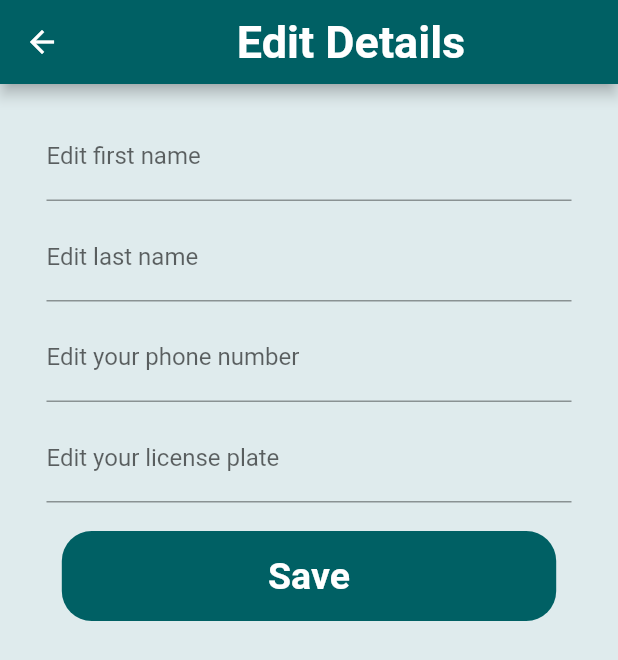
After one commit to SondosRayan/2022a-CarCall, a Flutter app: the EditProfileScreen screen opened directly, on a phone screen of 412 x 824 dp. The commit adds this screen. Shown: the top 660 px of the screen. Run offline on Flutter 3.47's test engine with Material 2 defaults, Android fonts, the phone set to English and light mode, and no system bars; our stand-ins replace camera, cloud_firestore, file_picker, firebase_auth, firebase_core, firebase_messaging and 6 more; missing offline and left inert: flutter_notification_channel, pattern_formatter, simple_ocr_plugin; accounts and stored records are empty; network calls fail.

Commit message:
edit profile option implemented
close #14

```diff
--- /dev/null
+++ b/lib/screens/edit_profile.dart
@@ -0,0 +1,134 @@
+
+import 'package:flutter/cupertino.dart';
+import 'package:flutter/material.dart';
+import 'package:pattern_formatter/date_formatter.dart';
+import 'package:provider/provider.dart';
+import '../auth_repository.dart';
+import '../globals.dart';
+
+final TextEditingController firstNameController = TextEditingController();
+final TextEditingController lastNameController = TextEditingController();
+final TextEditingController phoneController = TextEditingController();
+final TextEditingController carController = TextEditingController();
+
+class EditProfileScreen extends StatefulWidget {
+  const EditProfileScreen({Key? key}) : super(key: key);
+
+  @override
+  _EditProfileScreenState createState() => _EditProfileScreenState();
+}
+
+class _EditProfileScreenState extends State<EditProfileScreen> {
+  late AuthRepository firebaseUser;
+  late String firstName;
+  late String lastName;
+  late String phone;
+  late String car_plate;
+
+  @override
+  Widget build(BuildContext context){
+    Size size=MediaQuery.of(context).size;
+    final screenWidth = MediaQuery.of(context).size.width;
+    firebaseUser = Provider.of<AuthRepository>(context);
+    firstName = firebaseUser.firstName;
+    lastName = firebaseUser.lastName;
+    phone = firebaseUser.phoneNumber;
+    car_plate = firebaseUser.carPlate;
+    initializeControllers();
+
+    return Scaffold(
+      backgroundColor: blue1,
+      appBar: AppBar(
+        automaticallyImplyLeading: true,
+        title: Center(
+          child: getText('Edit Details', Colors.white, 30, true),
+        ),
+        backgroundColor: green11,
+      ),
+      body: ListView(
+          shrinkWrap: true,
+          padding: const EdgeInsets.all(15.0),
+          children: <Widget>[
+            Center(
+                child: Column(
+                    mainAxisSize: MainAxisSize.min,
+                    children: <Widget>[
+                      //full name
+                      Padding(
+                          padding: const EdgeInsets.symmetric(horizontal: 16, vertical: 4),
+                          child:TextFormField(
+                            controller: firstNameController,
+                            decoration: const InputDecoration(
+                              border: UnderlineInputBorder(),
+                              labelText: 'Edit first name',
+                            ),
+                            autovalidateMode:
+                            AutovalidateMode.onUserInteraction,
+                          )
+                      ),
+                      Padding(
+                          padding: const EdgeInsets.symmetric(horizontal: 16, vertical: 4),
+                          child:TextFormField(
+                              controller: lastNameController,
+                              decoration: const InputDecoration(
+                                border: UnderlineInputBorder(),
+                                labelText: 'Edit last name',
+                              ))
+                      ),
+
+                      Padding(
+                          padding: const EdgeInsets.symmetric(horizontal: 16, vertical: 4),
+                          child:TextFormField(
+                              controller: phoneController,
+                              keyboardType: TextInputType.number,
+                              decoration: const InputDecoration(
+                                border: UnderlineInputBorder(),
+                                labelText: 'Edit your phone number',
+                              ))
+                      ),
+                      //licence plate
+                      Padding(
+                          padding: const EdgeInsets.symmetric(horizontal: 16, vertical: 4),
+                          child:TextFormField(
+                              controller: carController,
+                              keyboardType: TextInputType.number,
+                              decoration: const InputDecoration(
+                                border: UnderlineInputBorder(),
+                                labelText: 'Edit your license plate',
+                              ))
+                      ),
+                      getSizeBox(15),
+                      Material(
+                        color: green11,
+                        borderRadius: BorderRadius.circular(20.0),
+                        child: MaterialButton(
+                          minWidth: screenWidth*0.8,
+                          height: 60,
+                          child: getText('Save', Colors.white, 25, true),
+                          onPressed: () {
+                            firebaseUser.updateProfile(
+                              firstNameController.text.trim(),
+                              lastNameController.text.trim(),
+                              phoneController.text.trim(),
+                              carController.text.trim(),
+                            );
+                            Navigator.of(context).pop();
+                          },
+                        ),
+                      ),
+
+                    ]))]),
+    );
+  }
+
+
+  void initializeControllers(){
+
+    firstNameController.text =firstName;
+    lastNameController.text = lastName;
+    phoneController.text = phone;
+    carController.text = car_plate;
+
+  }
+
+}
--- a/lib/screens/home_screen.dart
+++ b/lib/screens/home_screen.dart
@@ -1,3 +1,4 @@
+import 'package:car_call/screens/LocalNotificationService.dart';
 import 'package:car_call/screens/login_signup_screens/login_screen.dart';
 import 'package:car_call/screens/scan_car_screens/scan_car_options_screen.dart';
 import 'package:cloud_firestore/cloud_firestore.dart';
@@ -15,6 +16,36 @@ import 'get_help_screens/get_help_screen.dart';
 import 'package:car_call/auth_repository.dart';
 import 'navigation_bar.dart';
 
+class MySingleton {
+  static final MySingleton _singleton = MySingleton._internal();
+  factory MySingleton() => _singleton;
+
+  MySingleton._internal() {
+    FirebaseMessaging.instance.getInitialMessage().then((event) {
+      print("************************** getInitialMessage");
+      if (event != null) {
+
+      }
+    });
+
+    // Foregrand State
+    FirebaseMessaging.onMessage.listen((event) {
+      print("************************** onMessage");
+      LocalNotificationService.showNotificationOnForeground(event);
+
+    });
+
+    // background State
+    FirebaseMessaging.onMessageOpenedApp.listen((event) {
+      print("************************** onMessageOpenedApp");
+
+    });
+
+  }
+
+// Methods, variables ...
+}
+
 class MyHomePage extends StatefulWidget {
   const MyHomePage({Key? key}) : super(key: key);
 
@@ -24,6 +55,7 @@ class MyHomePage extends StatefulWidget {
 
 class _MyHomePageState extends State<MyHomePage>
     with AutomaticKeepAliveClientMixin{
+
   late AuthRepository firebaseUser;
   final DocumentReference<Map<String, dynamic>> db = getDB();
   double current_lat=0;
@@ -31,6 +63,10 @@ class _MyHomePageState extends State<MyHomePage>
   String defaultLocation="52.2165157, 6.9437819";
   double my_radius=20;
   TextEditingController radius_controller =TextEditingController();
+
+  late String notificationMsg;
+  bool _isConfigured = false;
+
 
   double getDistance(String location){
     double lat=double.parse(location.split(",")[0]);
@@ -131,17 +167,21 @@ class _MyHomePageState extends State<MyHomePage>
     );
   }
 
+
+
   @override
-  void initState() {
+  void initState(){
     super.initState();
     FirebaseMessaging messaging = FirebaseMessaging.instance;
-    messaging.getToken().then((token) {
+    messaging.getToken().then((token){
       firebaseUser.addToken(token!);
     });
     setLocation();
     setState(() {
       radius_controller.text="$my_radius";
     });
+    LocalNotificationService.initilize();
+    MySingleton();
   }
   @override
   Widget build(BuildContext context) {
```
Also changed, not shown: lib/auth_repository.dart (+31 -3 lines), lib/main.dart (+35 -0 lines), lib/screens/LocalNotificationService.dart (added, +71 -0 lines), lib/screens/profile.dart (+75 -5 lines), pubspec.yaml (+4 -7 lines), pubspec.lock, 2 other files.
